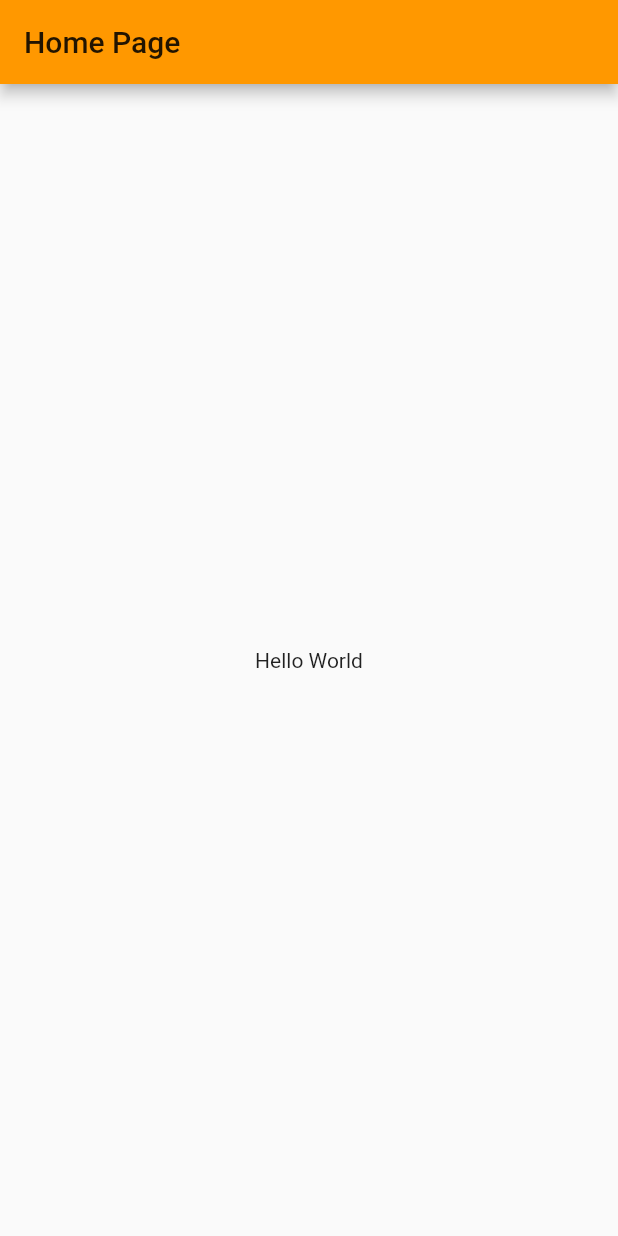
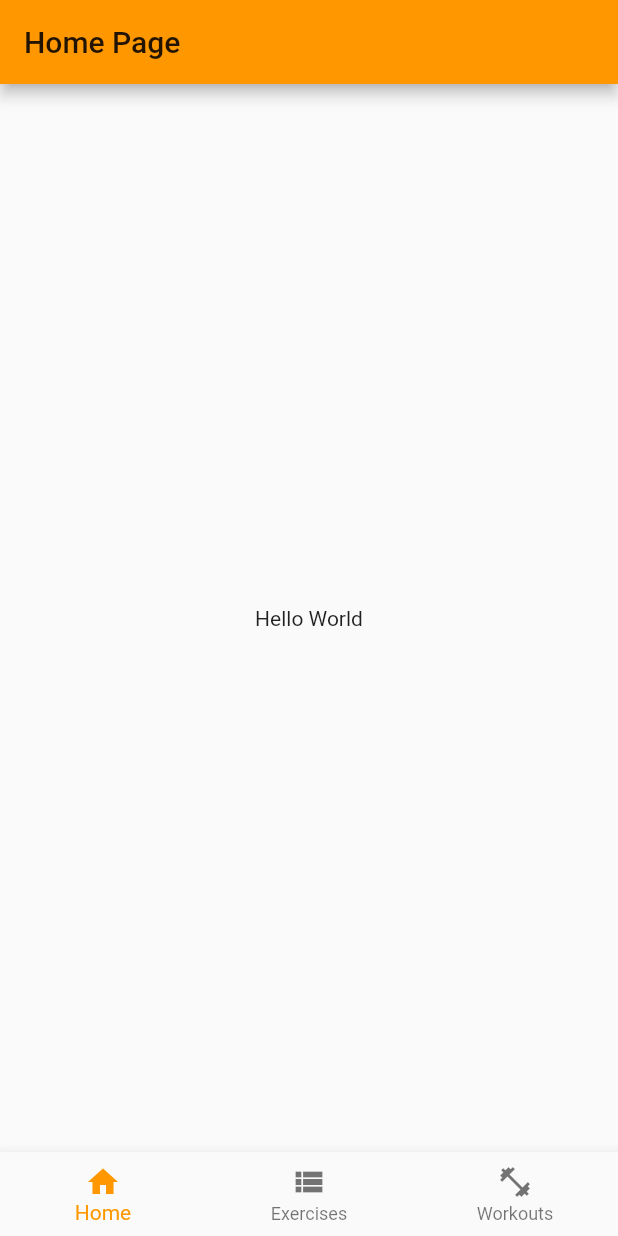
Before and after one commit to oscar-guerin/fitness-muffin-app-flutter, a Flutter app: the screen it shows after launch, on a phone screen of 412 x 824 dp. Run offline on Flutter 3.47's test engine with Material 2 defaults, Android fonts, the phone set to English and light mode, and no system bars.

Commit message:
feat(init): navigation bar

```diff
--- a/lib/home/home_screen.dart
+++ b/lib/home/home_screen.dart
@@ -1,3 +1,4 @@
+import 'package:fitness_muffin_app/widgets/navigation_bar.dart';
 import 'package:flutter/material.dart';
 
 class HomeScreen extends StatelessWidget {
@@ -10,6 +11,7 @@ class HomeScreen extends StatelessWidget {
         title: Text('Home Page'),
       ),
       body: Center(child: Text('Hello World')),
+      bottomNavigationBar: NavigationBarWidget(),
     );
   }
 }
--- /dev/null
+++ b/lib/widgets/navigation_bar.dart
@@ -0,0 +1,24 @@
+import 'package:flutter/cupertino.dart';
+import 'package:flutter/material.dart';
+
+class NavigationBarWidget extends StatelessWidget {
+  @override
+  Widget build(BuildContext context) {
+    return BottomNavigationBar(
+      items: [
+        BottomNavigationBarItem(
+          icon: Icon(Icons.home),
+          label: 'Home',
+        ),
+        BottomNavigationBarItem(
+          icon: Icon(Icons.view_list),
+          label: 'Exercises',
+        ),
+        BottomNavigationBarItem(
+          icon: Icon(Icons.fitness_center),
+          label: 'Workouts',
+        ),
+      ],
+    );
+  }
+}
```
